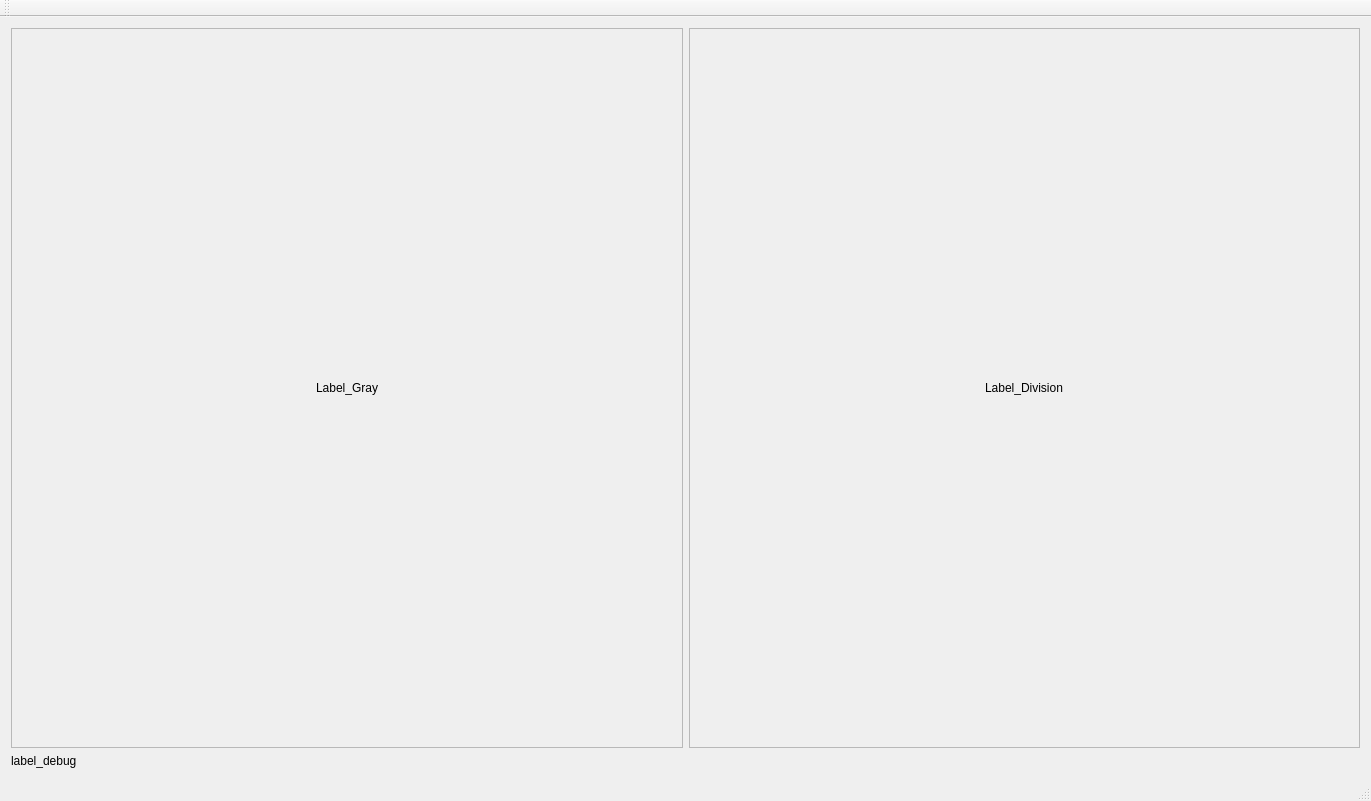
Before: the Qt Designer form SegmentationQt/SegmentViewer.ui in qq271072772/SegmentationQt, drawn with Qt 5.
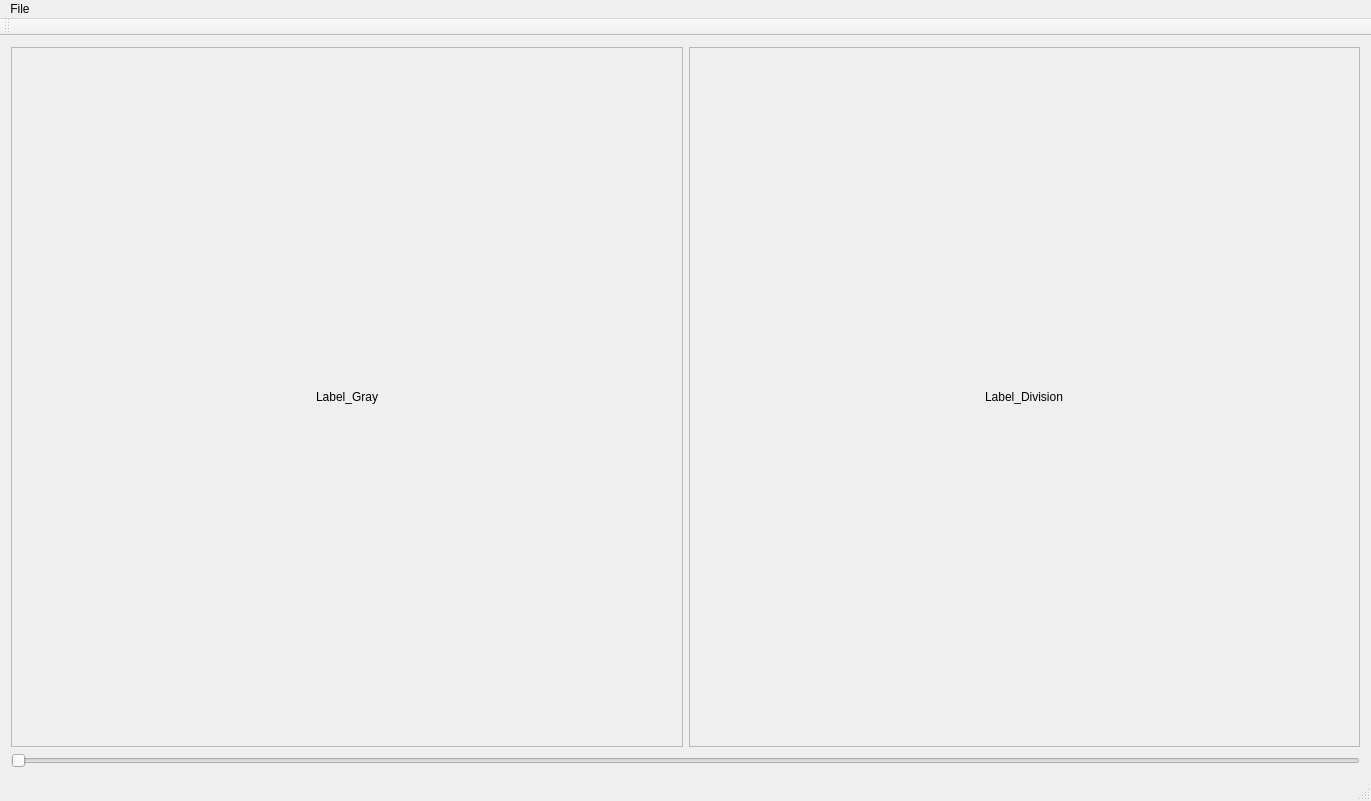
After: the same form once the commit is applied.

```diff
--- a/SegmentationQt/SegmentViewer.ui
+++ b/SegmentationQt/SegmentViewer.ui
@@ -13,6 +13,9 @@
   <property name="windowTitle">
    <string>SegmentationQt</string>
   </property>
+  <property name="tabShape">
+   <enum>QTabWidget::Rounded</enum>
+  </property>
   <widget class="QWidget" name="centralWidget">
    <layout class="QVBoxLayout" name="verticalLayout">
     <item>
@@ -62,7 +65,7 @@
          <property name="geometry">
           <rect>
            <x>15</x>
-           <y>111</y>
+           <y>107</y>
            <width>640</width>
            <height>480</height>
           </rect>
@@ -111,7 +114,7 @@
          <property name="geometry">
           <rect>
            <x>15</x>
-           <y>111</y>
+           <y>107</y>
            <width>640</width>
            <height>480</height>
           </rect>
@@ -145,12 +148,9 @@
      </layout>
     </item>
     <item>
-     <widget class="QLabel" name="label_debug">
-      <property name="text">
-       <string>label_debug</string>
-      </property>
-      <property name="wordWrap">
-       <bool>true</bool>
+     <widget class="QSlider" name="horizontalSlider">
+      <property name="orientation">
+       <enum>Qt::Horizontal</enum>
       </property>
      </widget>
     </item>
@@ -165,6 +165,12 @@
      <height>24</height>
     </rect>
    </property>
+   <widget class="QMenu" name="menu_file">
+    <property name="title">
+     <string>File</string>
+    </property>
+   </widget>
+   <addaction name="menu_file"/>
   </widget>
   <widget class="QToolBar" name="mainToolBar">
    <attribute name="toolBarArea">
```
Left out of the diff: 10 changed lines with no effect on the pictures.
